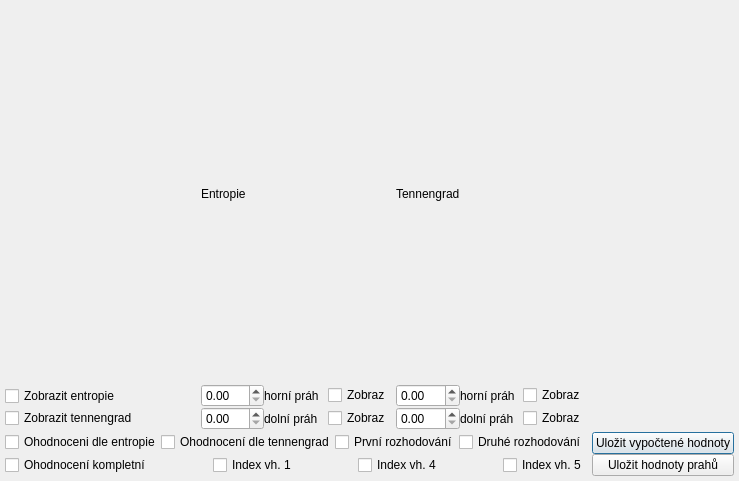
Before: the Qt Designer form dialogy/grafet.ui in RaphCucul/Image-registration-GUI, drawn with Qt 5.
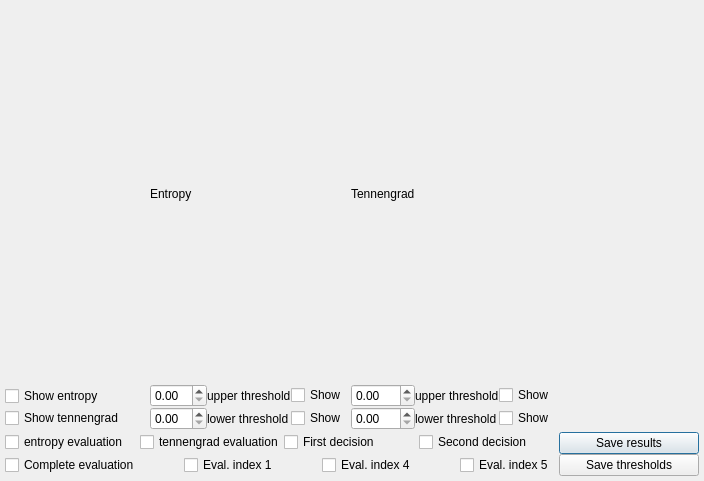
After: the same form once the commit is applied.

```diff
--- a/dialogy/grafet.ui
+++ b/dialogy/grafet.ui
@@ -35,7 +35,7 @@
    <item row="0" column="1">
     <widget class="QLabel" name="label_5">
      <property name="text">
-      <string>Entropie</string>
+      <string>Entropy</string>
      </property>
     </widget>
    </item>
@@ -54,14 +54,14 @@
      <item row="1" column="2">
       <widget class="QCheckBox" name="E_DPzobraz">
        <property name="text">
-        <string>Zobraz</string>
+        <string>Show</string>
        </property>
       </widget>
      </item>
      <item row="0" column="2">
       <widget class="QCheckBox" name="E_HPzobraz">
        <property name="text">
-        <string>Zobraz</string>
+        <string>Show</string>
        </property>
       </widget>
      </item>
@@ -71,14 +71,14 @@
      <item row="1" column="1">
       <widget class="QLabel" name="label_2">
        <property name="text">
-        <string>dolní práh</string>
+        <string>lower threshold</string>
        </property>
       </widget>
      </item>
      <item row="0" column="1">
       <widget class="QLabel" name="label">
        <property name="text">
-        <string>horní práh</string>
+        <string>upper threshold</string>
        </property>
       </widget>
      </item>
@@ -96,14 +96,14 @@
      <item row="1" column="2">
       <widget class="QCheckBox" name="T_DPzobraz">
        <property name="text">
-        <string>Zobraz</string>
+        <string>Show</string>
        </property>
       </widget>
      </item>
      <item row="0" column="2">
       <widget class="QCheckBox" name="T_HPzobraz">
        <property name="text">
-        <string>Zobraz</string>
+        <string>Show</string>
        </property>
       </widget>
      </item>
@@ -117,14 +117,14 @@
      <item row="1" column="1">
       <widget class="QLabel" name="label_3">
        <property name="text">
-        <string>dolní práh</string>
+        <string>lower threshold</string>
        </property>
       </widget>
      </item>
      <item row="0" column="1">
       <widget class="QLabel" name="label_4">
        <property name="text">
-        <string>horní práh</string>
+        <string>upper threshold</string>
        </property>
       </widget>
      </item>
@@ -135,28 +135,28 @@
      <item>
       <widget class="QCheckBox" name="ohodnoceniEntropyCB">
        <property name="text">
-        <string>Ohodnoceni dle entropie</string>
+        <string>entropy evaluation</string>
        </property>
       </widget>
      </item>
      <item>
       <widget class="QCheckBox" name="ohodnoceniTennenCB">
        <property name="text">
-        <string>Ohodnocení dle tennengrad</string>
+        <string>tennengrad evaluation</string>
        </property>
       </widget>
      </item>
      <item>
       <widget class="QCheckBox" name="prvniRozhodCB">
        <property name="text">
-        <string>První rozhodování</string>
+        <string>First decision</string>
        </property>
       </widget>
      </item>
      <item>
       <widget class="QCheckBox" name="druheRozhodCB">
        <property name="text">
-        <string>Druhé rozhodování</string>
+        <string>Second decision</string>
        </property>
       </widget>
      </item>
@@ -167,7 +167,7 @@
      <item>
       <widget class="QCheckBox" name="ohodnocKomplet">
        <property name="text">
-        <string>Ohodnocení kompletní</string>
+        <string>Complete evaluation</string>
        </property>
       </widget>
      </item>
@@ -187,7 +187,7 @@
      <item>
       <widget class="QCheckBox" name="IV1">
        <property name="text">
-        <string>Index vh. 1</string>
+        <string>Eval. index 1</string>
        </property>
       </widget>
      </item>
@@ -207,7 +207,7 @@
      <item>
       <widget class="QCheckBox" name="IV4">
        <property name="text">
-        <string>Index vh. 4</string>
+        <string>Eval. index 4</string>
        </property>
       </widget>
      </item>
@@ -227,7 +227,7 @@
      <item>
       <widget class="QCheckBox" name="IV5">
        <property name="text">
-        <string>Index vh. 5</string>
+        <string>Eval. index 5</string>
        </property>
       </widget>
      </item>
@@ -238,14 +238,14 @@
      <item>
       <widget class="QCheckBox" name="zobrazGrafE">
        <property name="text">
-        <string>Zobrazit entropie</string>
+        <string>Show entropy</string>
        </property>
       </widget>
      </item>
      <item>
       <widget class="QCheckBox" name="zobrazGrafT">
        <property name="text">
-        <string>Zobrazit tennengrad</string>
+        <string>Show tennengrad</string>
        </property>
       </widget>
      </item>
@@ -256,14 +256,14 @@
      <item>
       <widget class="QPushButton" name="pushButton">
        <property name="text">
-        <string>Uložit vypočtené hodnoty</string>
+        <string>Save results</string>
        </property>
       </widget>
      </item>
      <item>
       <widget class="QPushButton" name="pushButton_2">
        <property name="text">
-        <string>Uložit hodnoty prahů</string>
+        <string>Save thresholds</string>
        </property>
       </widget>
      </item>
```
